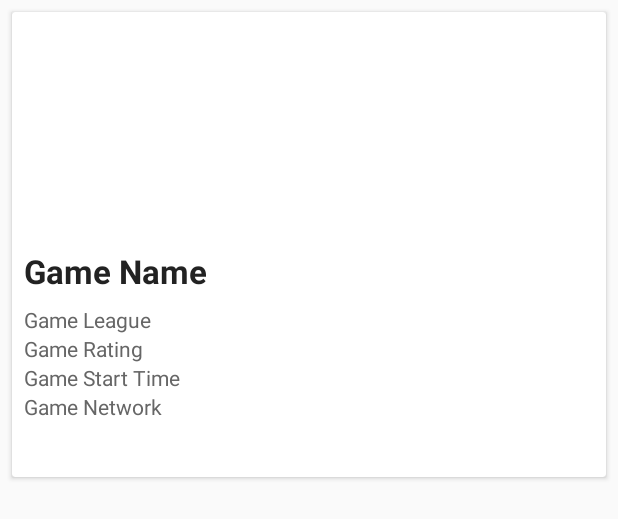
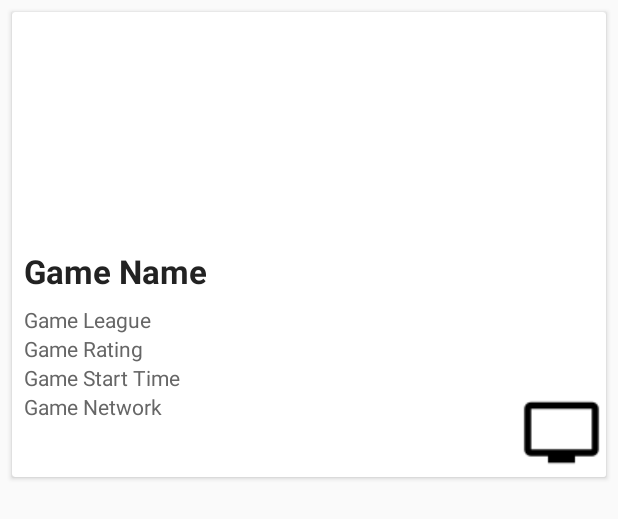
Before and after one commit to rburns31/GameFinder, an Android app: the layout game_card.xml on its own in the app's theme, with its tools: preview values and no code run, on a phone screen of 412 x 824 dp. Shown: the top 519 px of the screen. Run offline under Robolectric (Android 15) with nearby library versions, the phone set to English and light mode, and no system bars.

Commit message:
Added Button on Card
Added button on card UI for game screen

```diff
--- a/GameFinder/app/src/main/res/layout/game_card.xml
+++ b/GameFinder/app/src/main/res/layout/game_card.xml
@@ -85,5 +85,15 @@
             android:layout_below="@+id/gameStartTime"
             android:paddingLeft="8dp" />
 
+        <ImageButton style="@style/AppTheme"
+            android:layout_width="60dp"
+            android:layout_height="60dp"
+            android:text="Watch"
+            android:id="@+id/watchButton"
+            android:src="@drawable/ic_tv_black_18dp"
+            android:background="@color/white"
+            android:layout_alignParentBottom="true"
+            android:layout_alignParentEnd="true" />
     </RelativeLayout>
+
 </android.support.v7.widget.CardView>
--- a/GameFinder/app/src/main/res/values/strings.xml
+++ b/GameFinder/app/src/main/res/values/strings.xml
@@ -48,4 +48,5 @@
     <string name="gameStartTime">Game Start Time</string>
     <string name="gameNetwork">Game Network</string>
     <string name="gameImage">Game Image</string>
+    <string name="watchButton">Watch</string>
 </resources>
```
Also changed, not shown: GameFinder/app/src/main/res/values/colors.xml (+25 -0 lines), GameFinder/app/src/main/res/values/styles.xml (+11 -0 lines), GameFinder/app/src/main/res/drawable/ic_tv_black_18dp.png (added), GameFinder/app/src/main/res/drawable/ic_tv_black_24dp.png (added), GameFinder/app/src/main/res/drawable/ic_tv_black_36dp.png (added), GameFinder/app/src/main/res/drawable/ic_tv_black_48dp.png (added).
